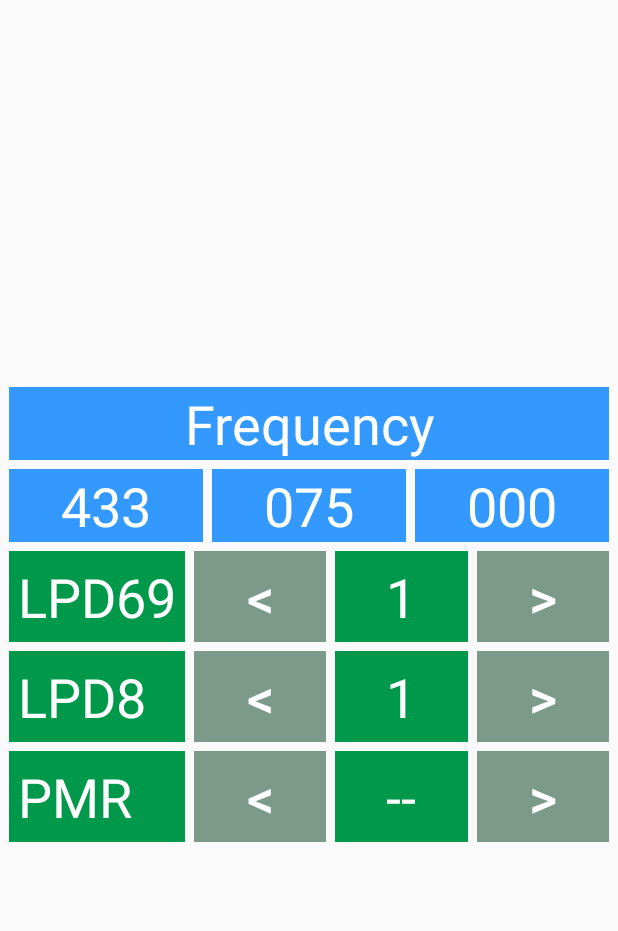
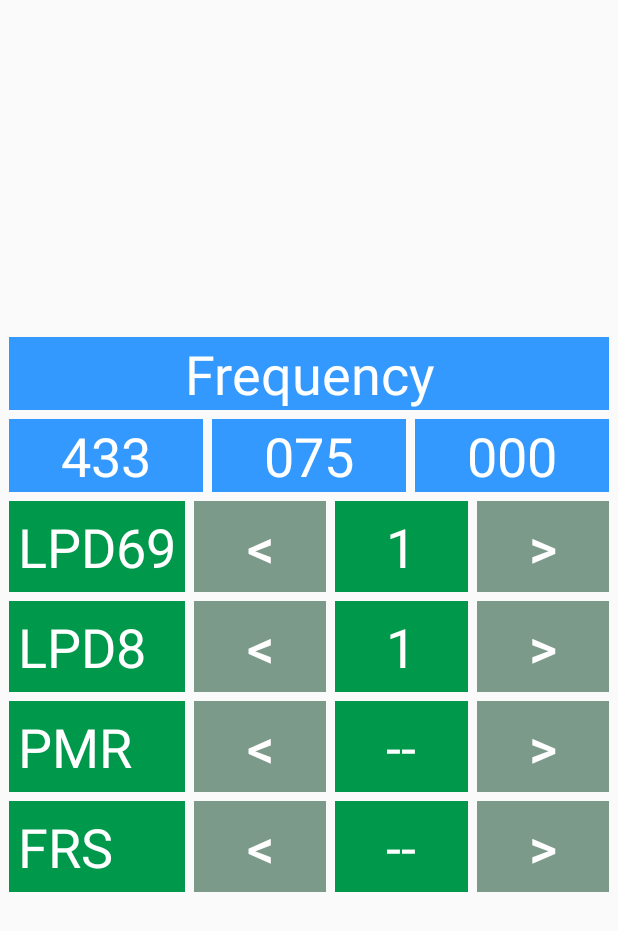
Before and after one commit to anagaf/freqhelper, an Android app: the screen it shows after launch (MainActivity), on a phone screen of 412 x 824 dp. Shown: the top 931 px of the screen. Run offline under Robolectric (Android 15) with nearby library versions, the light colour scheme and no system bars; 6 statements that could not run were skipped.

Commit message:
Added FRS range

```diff
--- a/FreqHelper/src/main/java/com/anagaf/freqhelper/MainActivity.java
+++ b/FreqHelper/src/main/java/com/anagaf/freqhelper/MainActivity.java
@@ -7,6 +7,7 @@ import android.view.LayoutInflater;
 import android.view.View;
 import android.widget.TableLayout;
 
+import com.anagaf.freqhelper.model.Frs;
 import com.anagaf.freqhelper.model.Lpd69;
 import com.anagaf.freqhelper.model.Lpd8;
 import com.anagaf.freqhelper.model.Pmr;
@@ -54,6 +55,7 @@ public class MainActivity extends Activity {
         addRangeRow(inflater, rangeViewListener, new Lpd69());
         addRangeRow(inflater, rangeViewListener, new Lpd8());
         addRangeRow(inflater, rangeViewListener, new Pmr());
+        addRangeRow(inflater, rangeViewListener, new Frs());
 
         loadFrequency();
     }
--- /dev/null
+++ b/FreqHelper/src/main/java/com/anagaf/freqhelper/model/Frs.java
@@ -0,0 +1,63 @@
+package com.anagaf.freqhelper.model;
+
+import com.anagaf.freqhelper.Frequency;
+import com.anagaf.freqhelper.R;
+
+import java.util.ArrayList;
+import java.util.Collections;
+import java.util.List;
+
+/*
+01  462.5625
+02  462.5875
+03  462.6125
+04  462.6375
+05  462.6625
+06  462.6875
+07  462.7125
+08  467.5625
+09  467.5875
+10  467.6125
+11  467.6375
+12  467.6625
+13  467.6875
+14  467.7125
+*/
+
+public class Frs extends AbstractRange {
+
+    private static final List<Frequency> sFrequencies;
+    static {
+        List<Frequency> frequencies = new ArrayList<>();
+        frequencies.add(new Frequency(462, 562, 500));
+        frequencies.add(new Frequency(462, 587, 500));
+        frequencies.add(new Frequency(462, 612, 500));
+        frequencies.add(new Frequency(462, 637, 500));
+        frequencies.add(new Frequency(462, 662, 500));
+        frequencies.add(new Frequency(462, 687, 500));
+        frequencies.add(new Frequency(462, 712, 500));
+        frequencies.add(new Frequency(467, 562, 500));
+        frequencies.add(new Frequency(467, 587, 500));
+        frequencies.add(new Frequency(467, 612, 500));
+        frequencies.add(new Frequency(467, 637, 500));
+        frequencies.add(new Frequency(467, 662, 500));
+        frequencies.add(new Frequency(467, 712, 500));
+        sFrequencies = Collections.unmodifiableList(frequencies);
+    }
+
+    @Override
+    public Frequency getFrequency(int channel) {
+        return sFrequencies.get(channel);
+    }
+
+    @Override
+    public Integer getNameStringId() {
+        return R.string.frs;
+    }
+
+    @Override
+    public int getChannelCount() {
+        return 22;
+    }
+
+}
--- a/FreqHelper/src/main/res/values/strings.xml
+++ b/FreqHelper/src/main/res/values/strings.xml
@@ -5,4 +5,5 @@
     <string name="lpd69">LPD69</string>
     <string name="lpd8">LPD8</string>
     <string name="pmr">PMR</string>
+    <string name="frs">FRS</string>
 </resources>
```
